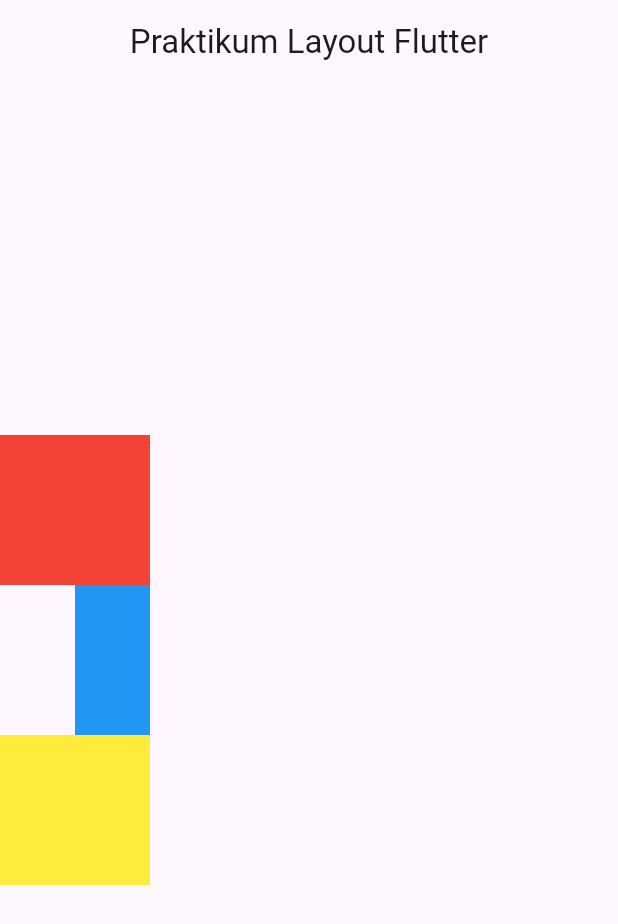
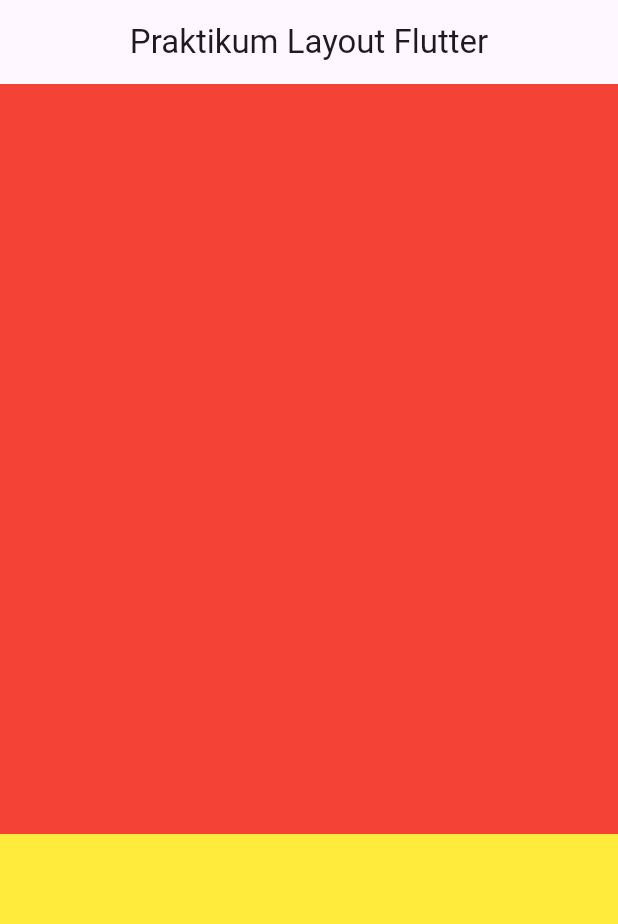
Before and after one commit to Pandepriatama/PraktikumWidgetDanLayoutFlutter, a Flutter app: the screen it shows after launch, on a phone screen of 412 x 824 dp. Shown: the top 924 px of the screen. Run offline on Flutter 3.47's test engine with Material 3 defaults, Android fonts, the phone set to English and light mode, and no system bars.

Commit message:
f. Penanganan Overflow

```diff
--- a/lib/main.dart
+++ b/lib/main.dart
@@ -25,15 +25,13 @@ class HomePage extends StatelessWidget {
         title: Text('Praktikum Layout Flutter'),
         centerTitle: true,
       ),
-      body: Column(
-        mainAxisAlignment: MainAxisAlignment.center,
-        crossAxisAlignment: CrossAxisAlignment.end,
+      body: ListView(
         children: <Widget>[
-          Container(color: Colors.red, height: 100, width: 100),
-          Container(color: Colors.blue, height: 100, width: 50),
-          Container(color: Colors.yellow, height: 100, width: 100),
+          Container(color: Colors.red, height: 500, width: 100),
+          Container(color: Colors.yellow, height: 500, width: 100),
+          Container(color: Colors.black, height: 500, width: 100),
         ],
-      )
+       )
     );
   }
 }
```
